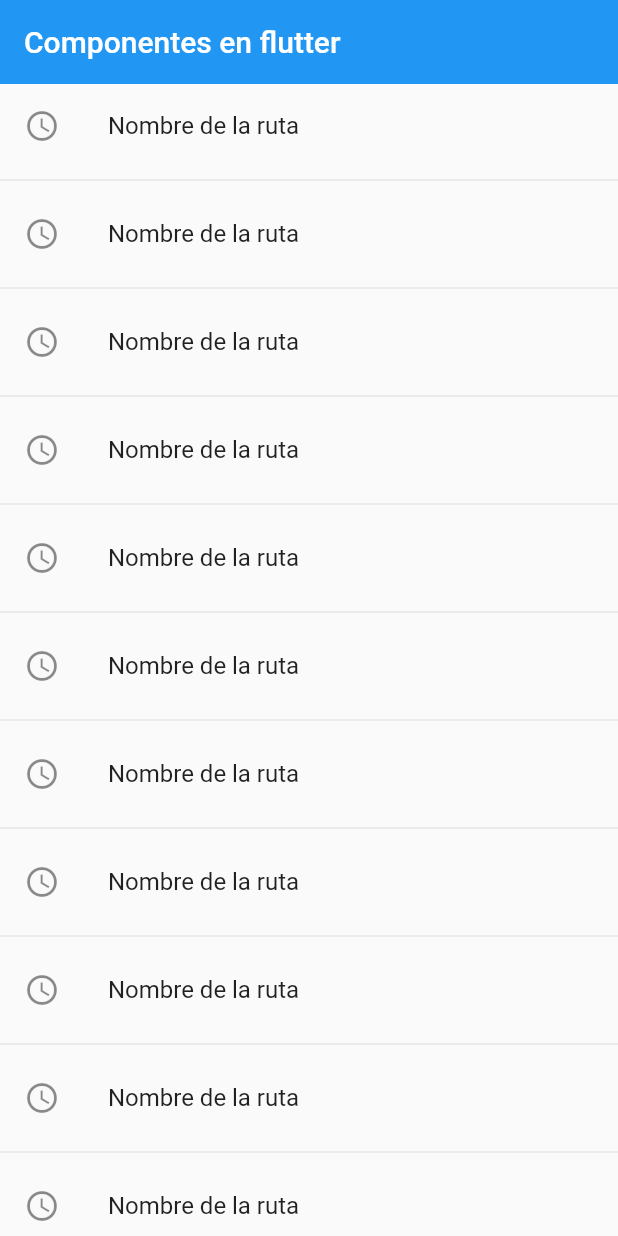
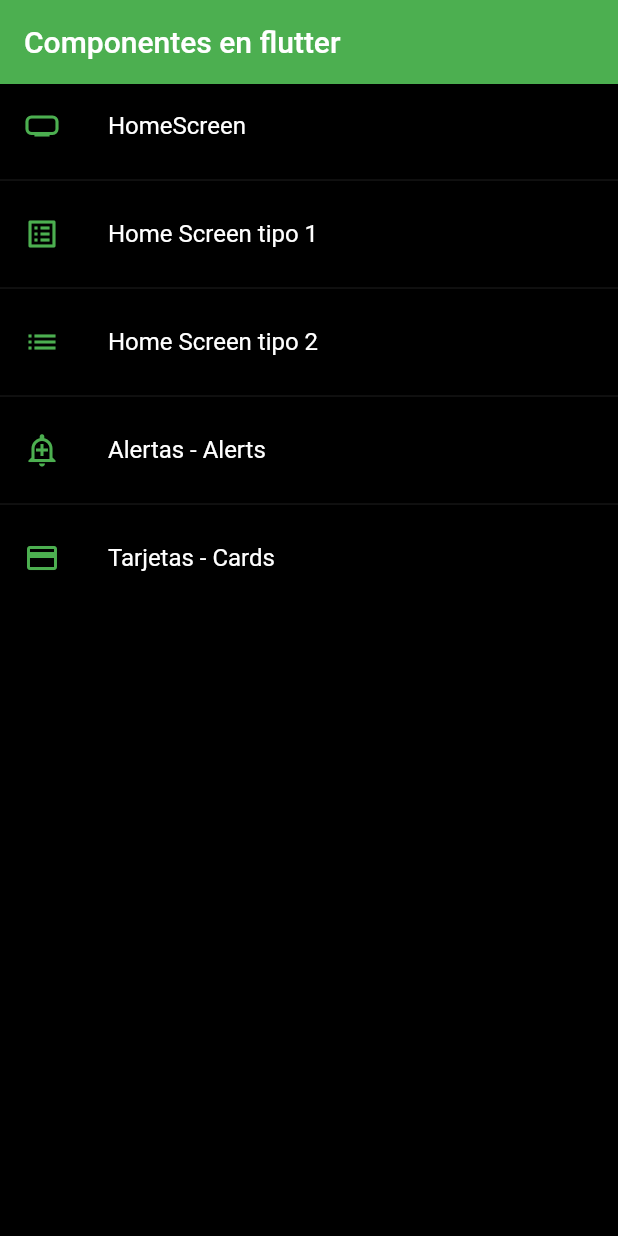
Before and after one commit to alexandev/flutter-fh, a Flutter app: the screen it shows after launch, on a phone screen of 412 x 824 dp. Run offline on Flutter 3.47's test engine with Material 2 defaults, Android fonts, the phone set to English and light mode, and no system bars.

Commit message:
72 Modelo y listado de rutas - 75 global theme

```diff
--- a/lib/main.dart
+++ b/lib/main.dart
@@ -1,4 +1,5 @@
 import 'package:flutter/material.dart';
+import 'package:fl_components/theme/app_theme.dart';
 import 'package:fl_components/router/app_routes.dart';
 
 void main() => runApp(const MyApp());
@@ -12,9 +13,9 @@ class MyApp extends StatelessWidget {
       debugShowCheckedModeBanner: false,
       title: 'Material App',
       initialRoute: AppRoutes.initialRoute,
-      routes: AppRoutes.routes,
-      // onGenerateRoute: (settings) => AppRoutes.onGenerateRoute(settings)
-      onGenerateRoute: AppRoutes.onGenerateRoute
+      routes: AppRoutes.getAppRoutes(),
+      onGenerateRoute: AppRoutes.onGenerateRoute,
+      theme: AppTheme.darkTheme
     );
   }
 }
--- /dev/null
+++ b/lib/models/menu_option.dart
@@ -0,0 +1,15 @@
+import 'package:flutter/material.dart' show IconData, Widget;
+
+class MenuOption {
+  final String route;
+  final IconData icon;
+  final String name;
+  final Widget screen;
+
+  MenuOption({
+    required this.route,
+    required this.name,
+    required this.screen,
+    required this.icon,
+  });
+}
--- /dev/null
+++ b/lib/models/models.dart
@@ -0,0 +1 @@
+export 'package:fl_components/models/menu_option.dart';
--- a/lib/router/app_routes.dart
+++ b/lib/router/app_routes.dart
@@ -1,20 +1,65 @@
 import 'package:flutter/material.dart';
+import '../models/models.dart';
 import '../screens/screens.dart';
 
 class AppRoutes {
   static const initialRoute = 'home';
 
-  static Map<String, Widget Function(BuildContext)> routes = {
-    'home': (BuildContext context) => const HomeScreen(),
-    'listview1': (BuildContext context) => const Listview1Screen(),
-    'listview2': (BuildContext context) => const Listview2Screen(),
-    'alert': (BuildContext context) => const AlertScreen(),
-    'card': (BuildContext context) => const CardScreen(),
-  };
+  static final menuOptions = <MenuOption>[
+    // TODO: Borrar home
 
-  static Route<dynamic> onGenerateRoute ( RouteSettings settings ) {
+    MenuOption(
+        name: "HomeScreen",
+        route: 'route',
+        screen: const HomeScreen(),
+        icon: Icons.home_max_sharp),
+
+    MenuOption(
+        route: 'listview1',
+        name: 'Home Screen tipo 1',
+        screen: const Listview1Screen(),
+        icon: Icons.list_alt),
+
+    MenuOption(
+        route: 'listview2',
+        name: 'Home Screen tipo 2',
+        screen: const Listview2Screen(),
+        icon: Icons.list),
+
+    MenuOption(
+        route: 'alert',
+        name: 'Alertas - Alerts',
+        screen: const AlertScreen(),
+        icon: Icons.add_alert_outlined),
+
+    MenuOption(
+        route: 'card',
+        name: 'Tarjetas - Cards',
+        screen: const CardScreen(),
+        icon: Icons.credit_card),
+  ];
+
+  static Map<String, Widget Function(BuildContext)> getAppRoutes() {
+    Map<String, Widget Function(BuildContext)> appRoutes = {};
+
+    for (final option in menuOptions) {
+      appRoutes.addAll({option.route: (BuildContext context) => option.screen});
+    }
+
+    return appRoutes;
+  }
+
+  // static Map<String, Widget Function(BuildContext)> routes = {
+  //   'home':      (BuildContext context) => const HomeScreen(),
+  //   'listview1': (BuildContext context) => const Listview1Screen(),
+  //   'listview2': (BuildContext context) => const Listview2Screen(),
+  //   'alert':     (BuildContext context) => const AlertScreen(),
+  //   'card':      (BuildContext context) => const CardScreen(),
+  // };
+
+  static Route<dynamic> onGenerateRoute(RouteSettings settings) {
     return MaterialPageRoute(
-      builder: (context) => const AlertScreen(),
+      builder: (context) => const HomeScreen(),
     );
   }
 }
--- a/lib/screens/home_screen.dart
+++ b/lib/screens/home_screen.dart
@@ -1,30 +1,33 @@
+import 'package:fl_components/router/app_routes.dart';
+import 'package:fl_components/theme/app_theme.dart';
 import 'package:flutter/material.dart';
-import 'package:fl_components/screens/screens.dart';
 
 class HomeScreen extends StatelessWidget {
   const HomeScreen({Key? key}) : super(key: key);
 
   @override
   Widget build(BuildContext context) {
+
+    final menuOptions = AppRoutes.menuOptions;
+
     return Scaffold(
       appBar: AppBar(
         title: const Text("Componentes en flutter"),
-        elevation: 0,
       ),
       body: ListView.separated(
-        itemBuilder: (context, index) => ListTile(
-          leading: const Icon(Icons.access_time_outlined),
-          title: const Text("Nombre de la ruta"),
+        itemBuilder: (context, i) => ListTile(
+          leading: Icon( menuOptions[i].icon, color: AppTheme.primary),
+          title: Text( menuOptions[i].name ),
           onTap: () {
             // final route = MaterialPageRoute(
             //     builder: (context) => const Listview1Screen());
 
             // Navigator.push(context, route);
-            Navigator.pushNamed(context, 'card');
+            Navigator.pushNamed(context, menuOptions[i].route );
           },
         ),
         separatorBuilder: (_, __) => const Divider(),
-        itemCount: 100
+        itemCount: menuOptions.length
       )
     );
   }
--- a/lib/screens/listview2_screen.dart
+++ b/lib/screens/listview2_screen.dart
@@ -15,8 +15,6 @@ class Listview2Screen extends StatelessWidget {
     return Scaffold(
       appBar: AppBar(
         title: const Text('Listview Tipo 2'),
-        elevation: 0,
-        backgroundColor: Colors.indigo,
       ),
       body: ListView.separated(
         itemCount: options.length,
--- /dev/null
+++ b/lib/theme/app_theme.dart
@@ -0,0 +1,28 @@
+
+import 'package:flutter/material.dart';
+
+class AppTheme {
+
+  static const Color primary = Colors.green;
+
+  static final ThemeData lightTheme = ThemeData.light().copyWith(
+    primaryColor: Colors.indigo,
+
+    appBarTheme: const AppBarTheme(
+      color: primary,
+      elevation: 0
+    )
+  );
+
+
+  static final ThemeData darkTheme = ThemeData.dark().copyWith(
+    primaryColor: primary,
+
+    appBarTheme: const AppBarTheme(
+      color: primary,
+      elevation: 0
+    ),
+
+    scaffoldBackgroundColor: Colors.black
+  );
+}
```
